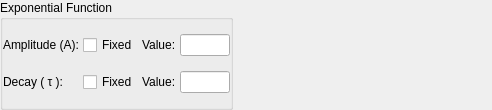
Old version of the form gui_exponential.ui in the repository samo38/AucPeakFitter.
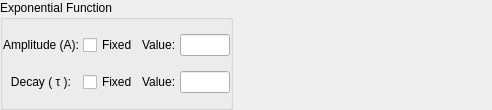
New version of the form.

Commit message: line picking is added to the plot widget

```diff
--- a/gui_exponential.ui
+++ b/gui_exponential.ui
@@ -76,7 +76,7 @@
          <string>Amplitude (A):</string>
         </property>
         <property name="alignment">
-         <set>Qt::AlignLeading|Qt::AlignLeft|Qt::AlignVCenter</set>
+         <set>Qt::AlignCenter</set>
         </property>
        </widget>
       </item>
@@ -93,7 +93,7 @@
          <string>Decay ( τ ):</string>
         </property>
         <property name="alignment">
-         <set>Qt::AlignLeading|Qt::AlignLeft|Qt::AlignVCenter</set>
+         <set>Qt::AlignCenter</set>
         </property>
        </widget>
       </item>
```
Left out of the diff: 6 changed lines with no effect on the pictures. The commit also changes 5 other files.
